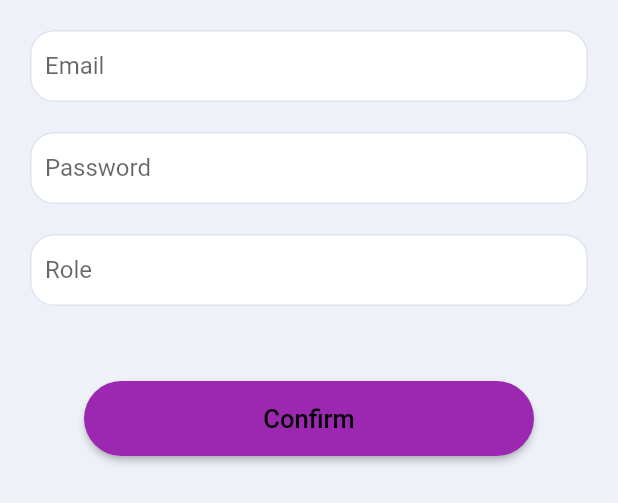
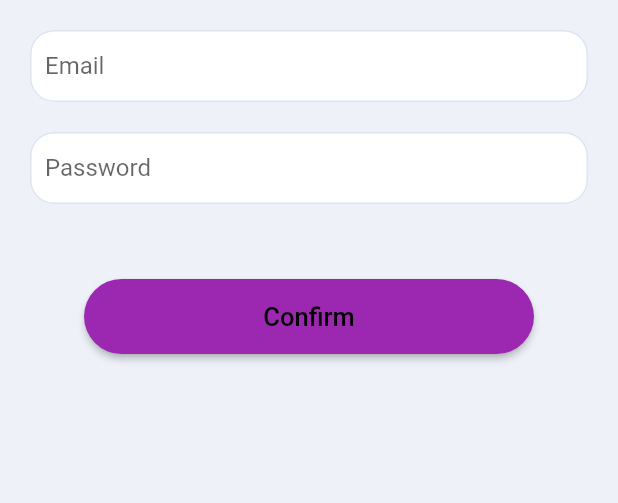
Before and after one commit to Kolyanchik1115/znanija_clone, a Flutter app: the RegistrationForm widget shown alone on an empty page, opened directly, on a phone screen of 412 x 824 dp. Shown: the top 503 px of the screen. Run offline on Flutter 3.47's test engine with Material 2 defaults, Android fonts, the phone set to English and light mode, and no system bars; our stand-ins replace dio, equatable, flutter_bloc, flutter_secure_storage, jwt_decoder, page_transition and 1 more; accounts and stored records are empty; network calls fail; Roboto replaces fonts that are missing (Intel).

Commit message:
role changes

```diff
--- a/lib/blocs/auth/auth_bloc.dart
+++ b/lib/blocs/auth/auth_bloc.dart
@@ -28,7 +28,6 @@ class AuthBloc extends Bloc<AuthEvent, AuthState> {
       final user = await _apiClient.signUp(
         email: event.email,
         password: event.password,
-        role: event.role,
       );
       await AuthenticateLocalData().saveUserToSecureStorage(userModel: user);
       emit(state.copyWith(user: user, status: AuthStatus.success));
--- a/lib/blocs/auth/auth_event.dart
+++ b/lib/blocs/auth/auth_event.dart
@@ -23,15 +23,13 @@ class AuthLoginEvent extends AuthEvent {
 class AuthRegistrationEvent extends AuthEvent {
   final String email;
   final String password;
-  final String role;
 
   AuthRegistrationEvent({
     required this.email,
     required this.password,
-    required this.role,
   });
   @override
-  List<Object?> get props => [email, password,role];
+  List<Object?> get props => [email, password];
 }
 
 class AuthCheckUserExist extends AuthEvent {}
--- a/lib/blocs/auth/auth_state.dart
+++ b/lib/blocs/auth/auth_state.dart
@@ -10,7 +10,6 @@ class AuthState extends Equatable {
     this.status = AuthStatus.initial,
     this.user = const UserInfoModel(
       email: '',
-      role: '',
     ),
   });
 
--- a/lib/common/theme/forms.dart
+++ b/lib/common/theme/forms.dart
@@ -16,12 +16,3 @@ const passTextFieldDecorator = InputDecoration(
   contentPadding: EdgeInsets.symmetric(horizontal: 10, vertical: 10),
   hintText: 'Password',
 );
-
-const roleTextFieldDecorator = InputDecoration(
-  focusedBorder: OutlineInputBorder(
-    borderRadius: BorderRadius.all(Radius.circular(10.0)),
-    borderSide: BorderSide(color: Colors.purple, width: 1.5),
-  ),
-  contentPadding: EdgeInsets.symmetric(horizontal: 10, vertical: 10),
-  hintText: 'Role',
-);
--- a/lib/datasource/remote/remote_datasource.dart
+++ b/lib/datasource/remote/remote_datasource.dart
@@ -1,7 +1,4 @@
-import 'dart:math';
-
 import 'package:dio/dio.dart';
-import 'package:flutter/material.dart';
 import 'package:jwt_decoder/jwt_decoder.dart';
 import 'package:znanija_clone/common/config.dart';
 import 'package:znanija_clone/models/user_model.dart';
@@ -13,14 +10,12 @@ class ApiClient {
   Future<UserInfoModel> signUp({
     required String email,
     required String password,
-    required String role,
   }) async {
     final response = await _dio.post(
       '$_host/user/registration',
       data: {
         'email': email,
         'password': password,
-        'role': role,
       },
     );
 
--- a/lib/models/user_model.dart
+++ b/lib/models/user_model.dart
@@ -2,26 +2,22 @@ import 'package:equatable/equatable.dart';
 
 class UserInfoModel extends Equatable {
   final String email;
-  final String role;
 
   const UserInfoModel({
     required this.email,
-    required this.role,
   });
 
   factory UserInfoModel.fromJson(Map<String, dynamic> json) {
     return UserInfoModel(
       email: json['email'] as String,
-      role: json['role'] as String,
     );
   }
   Map<String, dynamic> toJson() {
     return {
       'email': email,
-      'role': role,
     };
   }
 
   @override
-  List<Object> get props => [email, role];
+  List<Object> get props => [email];
 }
--- a/lib/pages/account/account_page.dart
+++ b/lib/pages/account/account_page.dart
@@ -52,13 +52,6 @@ class AccountPage extends StatelessWidget {
                                 fontSize: 22,
                                 fontWeight: FontWeight.w700,
                                 color: Colors.white),
-                          ),
-                          Text(
-                            state.user.role,
-                            style: const TextStyle(
-                              fontSize: 13,
-                              color: Colors.white,
-                            ),
                           ),
                         ],
                       ),
--- a/lib/pages/auth/widgets/register_form.dart
+++ b/lib/pages/auth/widgets/register_form.dart
@@ -14,7 +14,6 @@ class RegistrationForm extends StatefulWidget {
 class _RegistrationFormState extends State<RegistrationForm> {
   TextEditingController emailController = TextEditingController();
   TextEditingController passwordController = TextEditingController();
-  TextEditingController roleController = TextEditingController();
 
   @override
   Widget build(BuildContext context) {
@@ -33,11 +32,7 @@ class _RegistrationFormState extends State<RegistrationForm> {
             decoration: passTextFieldDecorator,
             obscureText: true,
           ),
-          const SizedBox(height: 20),
-          TextField(
-            controller: roleController,
-            decoration: roleTextFieldDecorator,
-          ),
+
           const SizedBox(height: 50),
           BlocBuilder<AuthBloc, AuthState>(
             builder: (context, state) {
@@ -52,7 +47,6 @@ class _RegistrationFormState extends State<RegistrationForm> {
                         context.read<AuthBloc>().add(AuthRegistrationEvent(
                               email: emailController.text,
                               password: passwordController.text,
-                              role: roleController.text,
                             ));
                         Navigator.of(context, rootNavigator: true)
                             .pushNamedAndRemoveUntil(
--- a/pubspec.yaml
+++ b/pubspec.yaml
@@ -23,6 +23,7 @@ dependencies:
   json_annotation: ^4.8.0
   equatable: ^2.0.5
   page_transition: ^2.0.9
+  google_sign_in: ^6.1.0
 
 dev_dependencies:
   flutter_test:
```
Also changed, not shown: lib/models/google_adapter.dart (added, +16 -0 lines), pubspec.lock.
